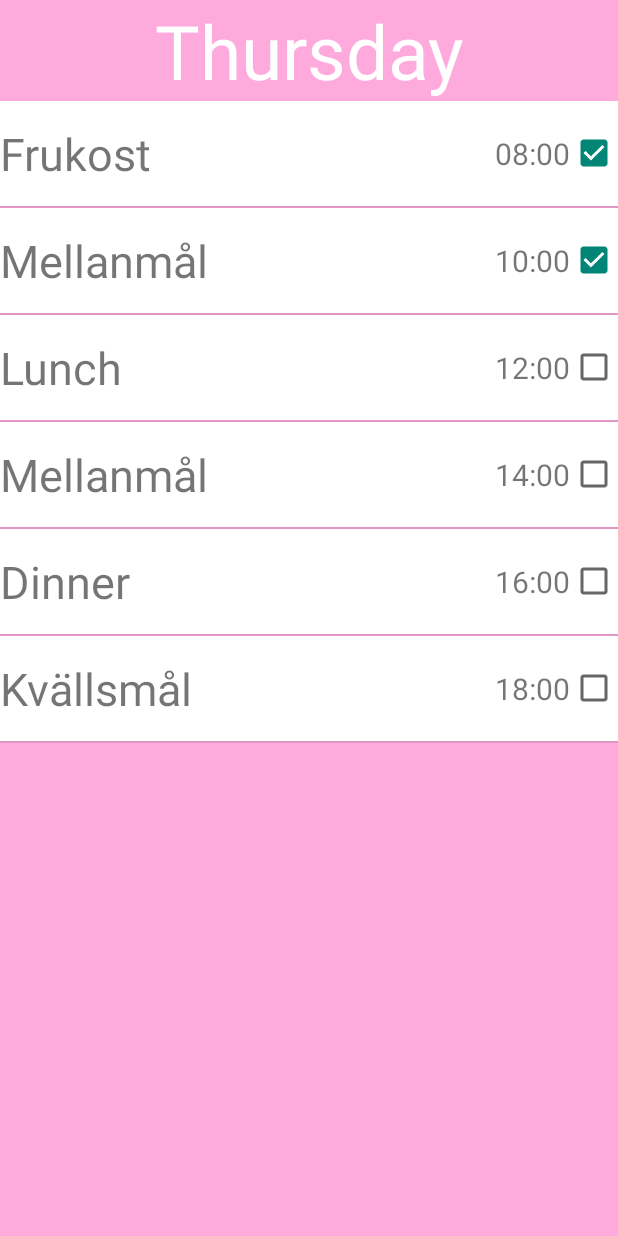
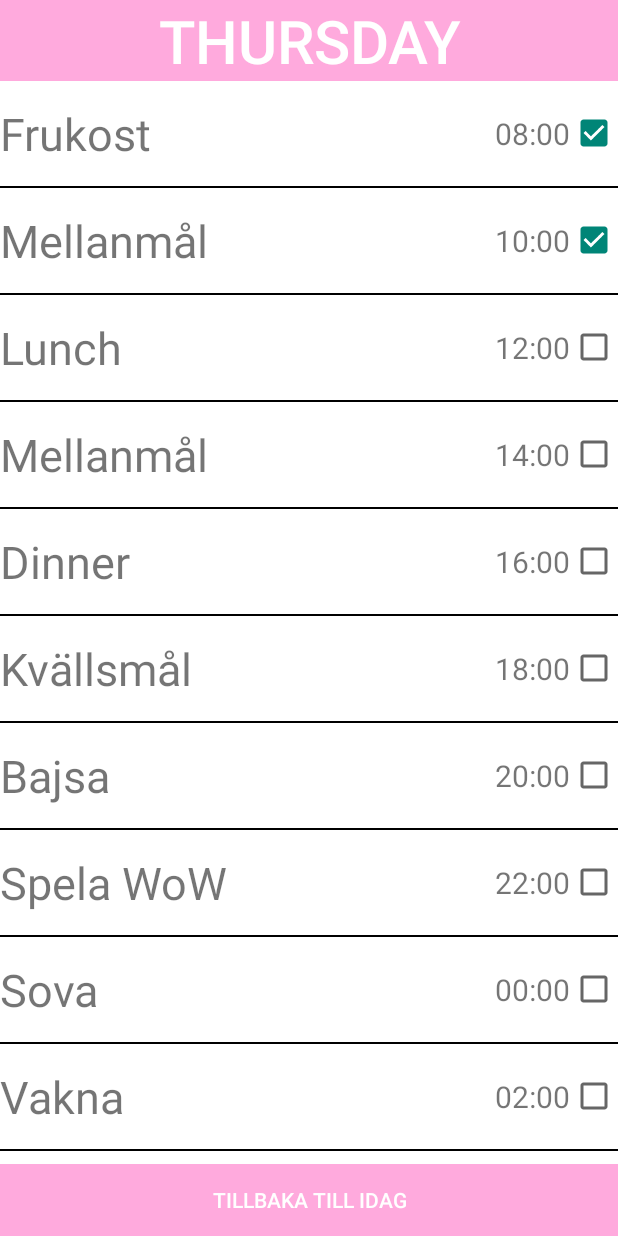
Before and after one commit to knattarna/DiabetesAppDev, an Android app: the screen it shows after launch (MainActivity), on a phone screen of 412 x 824 dp. Run offline under Robolectric (Android 15) with nearby library versions, the phone set to English and light mode, and no system bars.

Commit message:
hotted up stuff, added days to the week, adden return to today button

```diff
--- a/app/src/main/java/com/knattarna/androidapp/diabetesappdev/app/Day.java
+++ b/app/src/main/java/com/knattarna/androidapp/diabetesappdev/app/Day.java
@@ -24,11 +24,26 @@ public class Day {
         add("Mellanmål");
         add("Dinner");
         add("Kvällsmål");
+        add("Bajsa");
+        add("Spela WoW");
+        add("Sova");
+        add("Vakna");
+        add("Spela WoW");
     }};
 
     public Day() {
 
-        final Calendar cal = Calendar.getInstance();
+        Calendar cal = Calendar.getInstance();
+        date = cal.getDisplayName(Calendar.DAY_OF_MONTH, Calendar.SHORT, Locale.US);
+        dayOfTheWeek = cal.getDisplayName(Calendar.DAY_OF_WEEK, Calendar.LONG, Locale.US);
+
+        //fill day with standard activities
+        fillDay();
+    }
+
+    //create days from a set calendar
+    public Day(Calendar cal)
+    {
         date = cal.getDisplayName(Calendar.DAY_OF_MONTH, Calendar.SHORT, Locale.US);
         dayOfTheWeek = cal.getDisplayName(Calendar.DAY_OF_WEEK, Calendar.LONG, Locale.US);
 
--- a/app/src/main/java/com/knattarna/androidapp/diabetesappdev/app/MainActivity.java
+++ b/app/src/main/java/com/knattarna/androidapp/diabetesappdev/app/MainActivity.java
@@ -303,16 +303,16 @@ public class MainActivity extends Activity {
 
     public static class DayFragment extends Fragment {
 
-        private ArrayList<String> activity_names = new ArrayList<String>(){};
+        private ArrayList<String> activity_names = new ArrayList<String>() {
+        };
         private ListView act_list = null;
-        private TextView day_name = null;
+        private Button ret_today = null;
+        private Button day_name = null;
 
-        public DayFragment()
-        {
+        public DayFragment() {
             super();
 
-            for(int i = 0; i < CURRENT_DAY.getDayActs().size(); ++i)
-            {
+            for (int i = 0; i < CURRENT_DAY.getDayActs().size(); ++i) {
                 activity_names.add(CURRENT_DAY.getDayActs().get(i).getName());
             }
         }
@@ -321,21 +321,11 @@ public class MainActivity extends Activity {
         public void onActivityCreated(Bundle savedInstanceState) {
             super.onActivityCreated(savedInstanceState);
 
-            act_list = (ListView) getActivity().findViewById(R.id.actList);
-            day_name = (TextView) getActivity().findViewById(R.id.dayName);
+            this.update();
 
-
-            act_list.setAdapter(new DayAdapter<String>(
-                    getActivity(),
-                    R.layout.list_item_act,
-                    R.id.act_name,
-                    activity_names));
-
-            day_name.setText(CURRENT_DAY.getDayOfTheWeek());
             day_name.setOnClickListener(new View.OnClickListener() {
                 @Override
                 public void onClick(View v) {
-
                     WeekFragment week = new WeekFragment();// Create new fragment and transaction
                     // Replace whatever is in the fragment_container view with this fragment,
                     // and add the transaction to the back stack
@@ -346,6 +336,29 @@ public class MainActivity extends Activity {
                     fragTrans.commit();
                 }
             });
+
+            ret_today.setOnClickListener(new View.OnClickListener() {
+                @Override
+                public void onClick(View v) {
+                    CURRENT_DAY = CURRENT_WEEK.today();
+                    DayFragment.this.update();
+                }
+            });
+        }
+
+        public void update()
+        {
+            act_list = (ListView) getActivity().findViewById(R.id.actList);
+            day_name = (Button) getActivity().findViewById(R.id.dayName);
+            ret_today = (Button) getActivity().findViewById(R.id.returnToday);
+
+            act_list.setAdapter(new DayAdapter<String>(
+                    getActivity(),
+                    R.layout.list_item_act,
+                    R.id.act_name,
+                    activity_names));
+
+            day_name.setText(CURRENT_DAY.getDayOfTheWeek());
         }
 
         @Override
@@ -448,8 +461,8 @@ public class MainActivity extends Activity {
 
             days.setAdapter(new WeekAdapter<String>(
                     getActivity(),
-                    R.layout.list_item_act,
-                    R.id.act_name,
+                    R.layout.list_item_day,
+                    R.id.day_name,
                     day_names));
         }
 
@@ -482,10 +495,10 @@ public class MainActivity extends Activity {
             if(row==null)
             {
                 LayoutInflater inflater = LayoutInflater.from(context);
-                row=inflater.inflate(R.layout.list_item_act, parent, false);
+                row=inflater.inflate(R.layout.list_item_day, parent, false);
             }
 
-            TextView text = (TextView) row.findViewById(R.id.act_name);
+            TextView text = (TextView) row.findViewById(R.id.day_name);
 
             text.setText(CURRENT_WEEK.getDays().get(position).getDayOfTheWeek());
 
--- a/app/src/main/java/com/knattarna/androidapp/diabetesappdev/app/Week.java
+++ b/app/src/main/java/com/knattarna/androidapp/diabetesappdev/app/Week.java
@@ -1,6 +1,7 @@
 package com.knattarna.androidapp.diabetesappdev.app;
 
 import java.util.ArrayList;
+import java.util.Calendar;
 
 /**
  * Created by mrbent on 12/3/14.
@@ -8,14 +9,35 @@ import java.util.ArrayList;
 public class Week {
 
     private ArrayList<Day> days = new ArrayList<Day>();
+    private String week_number = null;
 
     public Week()
     {
-        days.add(new Day());
-        days.add(new Day());
+        createWeek();
     }
 
     public ArrayList<Day> getDays() {return days;}
 
+    public void createWeek()
+    {
+        //there is no data in database
+        //create new Days
+
+        Calendar cal = Calendar.getInstance();
+        cal.setFirstDayOfWeek(cal.MONDAY);
+
+        for(int i = 0; i < 7; ++i)
+        {
+            days.add(new Day(cal));
+            cal.set(Calendar.DAY_OF_WEEK,i);
+        }
+
+    }
+
+    public void sync_days()
+    {
+
+    }
+
     public Day today() {return days.get(0);}
 }
--- a/app/src/main/res/layout/day_window.xml
+++ b/app/src/main/res/layout/day_window.xml
@@ -1,23 +1,53 @@
 <RelativeLayout xmlns:android="http://schemas.android.com/apk/res/android"
-    xmlns:tools="http://schemas.android.com/tools" android:layout_width="match_parent"
+    xmlns:tools="http://schemas.android.com/tools"
+    android:layout_width="match_parent"
     android:layout_height="match_parent"
 
-    android:background="#ffaadd"
+    android:background="#000000"
     tools:context=".MainActivity$DayFragment">
 
-    <TextView
+    <LinearLayout
+        android:id="@+id/top_bar"
         android:layout_width="fill_parent"
         android:layout_height="wrap_content"
-        android:gravity="center"
-        android:textColor="#ffffff"
-        android:id="@+id/dayName"
-        android:textSize= "50sp"/>
+        android:layout_alignParentTop="true"
+        android:background="#333333">
+
+        <Button
+            android:layout_width="fill_parent"
+            android:layout_height="wrap_content"
+            android:textColor="#ffffff"
+            android:background="#ffaadd"
+            android:id="@+id/dayName"
+            android:textSize= "40sp"/>
+    </LinearLayout>
+
+
+    <LinearLayout
+        android:id="@+id/bottom_bar"
+        android:layout_width="fill_parent"
+        android:layout_height="wrap_content"
+        android:layout_alignParentBottom="true"
+
+        android:background="#333333">
+
+        <Button
+            android:layout_width="fill_parent"
+            android:layout_height="wrap_content"
+            android:textColor="#ffffff"
+            android:background="#ffaadd"
+            android:id="@+id/returnToday"
+            android:text="Tillbaka till idag"
+            />
+    </LinearLayout>
+
 
     <ListView
+        android:id="@+id/actList"
         android:layout_width="fill_parent"
-        android:layout_height="fill_parent"
-        android:layout_below="@+id/dayName"
-        android:id="@+id/actList"
-    />
+        android:layout_height="wrap_content"
+        android:layout_below="@+id/top_bar"
+        android:layout_above="@id/bottom_bar" >
+    </ListView>
 
 </RelativeLayout>
```
Also changed, not shown: app/src/main/res/layout/list_item_day.xml (added, +18 -0 lines), app/src/main/res/layout/week_window.xml (+15 -6 lines).
